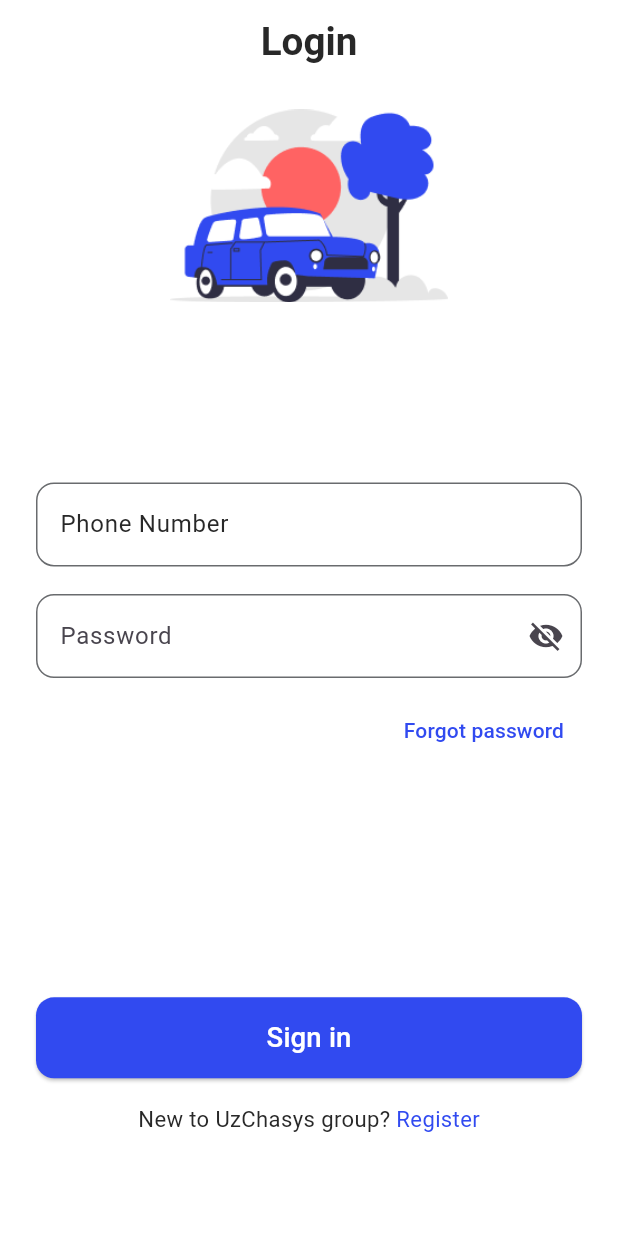
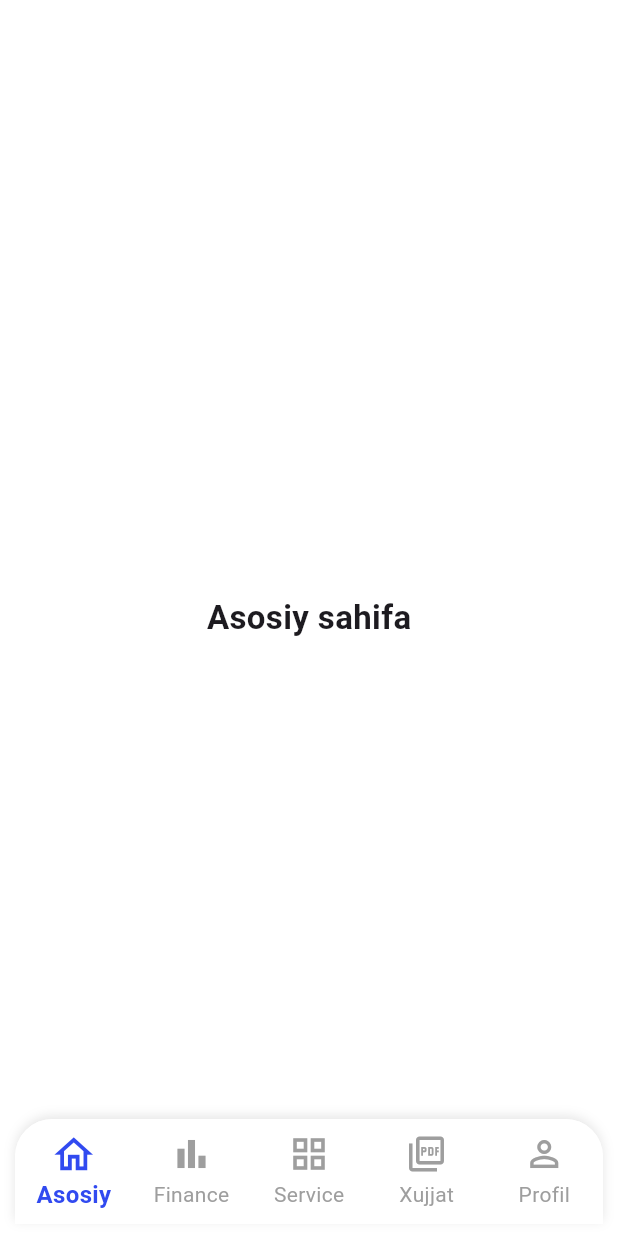
Before and after one commit to hakimkhon/pm-uzchasys-app, a Flutter app: the screen it shows after launch, on a phone screen of 412 x 824 dp. Run offline on Flutter 3.47's test engine with Material 3 defaults, Android fonts, the phone set to English and light mode, and no system bars; our stand-ins replace flutter_screenutil, mask_text_input_formatter.

Commit message:
bottomNavigationBar

```diff
--- a/lib/app/app.dart
+++ b/lib/app/app.dart
@@ -31,7 +31,7 @@ class MyApp extends StatelessWidget {
               ),
               navigatorKey: NavigationService.instance.navigatorKey,
               onGenerateRoute: AppRoutes.generateRoute,
-              initialRoute: AppRoutesNames.login,
+              initialRoute: AppRoutesNames.home,
 
           );
         });
--- a/lib/constants/app_colors.dart
+++ b/lib/constants/app_colors.dart
@@ -1,4 +1,4 @@
-import 'dart:ui';
+import 'package:flutter/material.dart';
 
 sealed class AppColors {
   AppColors._();
@@ -9,6 +9,8 @@ sealed class AppColors {
   static const Color black = Color(0xFF000000);
   static const Color white = Color(0xFFFFFFFF);
   static const Color d9d9d9 = Color(0xFFD9D9D9);
+    static const Color unselectedColor = Colors.grey;
+  static const Color background = Colors.white;
 
 
   static const Color scaffoldBackgroundColor = Color(0xFFFFFFFF);
--- a/lib/core/routes/app_routes.dart
+++ b/lib/core/routes/app_routes.dart
@@ -3,7 +3,7 @@ import 'package:uzchasys_app/features/auth/presentation/pages/confirm_code_scree
 import 'package:uzchasys_app/features/auth/presentation/pages/forgot_pass_screen.dart';
 import 'package:uzchasys_app/features/auth/presentation/pages/login_screen.dart';
 import 'package:uzchasys_app/features/auth/presentation/pages/register_screen.dart';
-import 'package:uzchasys_app/features/home/home_screen.dart';
+import 'package:uzchasys_app/features/home/pages/home_page.dart';
 
 class AppRoutesNames {
   static const String login = '/login';
@@ -29,7 +29,7 @@ class AppRoutes {
           builder: (context) => ConfirmCodeScreen(phoneNumber: settings.arguments as String),
         );
       case AppRoutesNames.home:
-        return MaterialPageRoute(builder: (context) => const HomeScreen());
+        return MaterialPageRoute(builder: (context) => const HomePage());
       case AppRoutesNames.forgot:
         return MaterialPageRoute(builder: (context) => const ForgotPasswordScreen());
       default:
--- /dev/null
+++ b/lib/features/home/pages/home_page.dart
@@ -0,0 +1,103 @@
+import 'package:flutter/material.dart';
+
+import '../../../constants/app_colors.dart';
+import '../widgets/custom_nav_item.dart';
+import 'main_page.dart';
+import 'finance_page.dart';
+import 'service_page.dart';
+import 'document_page.dart';
+import 'profile_page.dart';
+
+class HomePage extends StatefulWidget {
+  const HomePage({super.key});
+
+  @override
+  State<HomePage> createState() => _HomePageState();
+}
+
+class _HomePageState extends State<HomePage> {
+  int _selectedIndex = 0;
+  late final PageController _pageController;
+
+  @override
+  void initState() {
+    super.initState();
+    _pageController = PageController();
+  }
+
+  void _onItemTapped(int index) {
+    setState(() => _selectedIndex = index);
+    _pageController.jumpToPage(index);
+  }
+
+  @override
+  void dispose() {
+    _pageController.dispose();
+    super.dispose();
+  }
+
+  @override
+  Widget build(BuildContext context) {
+    return Scaffold(
+      extendBody: true,
+      body: PageView(
+        controller: _pageController,
+        physics: const NeverScrollableScrollPhysics(),
+        children: const [
+          MainPage(),
+          FinancePage(),
+          ServicePage(),
+          DocumentPage(),
+          ProfilePage(),
+        ],
+      ),
+      bottomNavigationBar: Container(
+        margin: const EdgeInsets.only(left: 10, right: 10, bottom: 8),
+        decoration: BoxDecoration(
+          color: Colors.white, // oq fon
+          borderRadius: const BorderRadius.only(
+            topLeft: Radius.circular(25),
+            topRight: Radius.circular(25),
+          ),
+          boxShadow: [
+            BoxShadow(
+              color: Colors.black.withValues(alpha: 0.1),
+              blurRadius: 6,
+              offset: const Offset(0, -2),
+            ),
+          ],
+        ),
+        child: ClipRRect(
+          borderRadius: const BorderRadius.only(
+            topLeft: Radius.circular(25),
+            topRight: Radius.circular(25),
+          ),
+          child: BottomNavigationBar(
+            type: BottomNavigationBarType.fixed,
+            backgroundColor: Colors.white, // fon oq
+            elevation: 0,
+            currentIndex: _selectedIndex,
+            onTap: _onItemTapped,
+            selectedItemColor: AppColors.primaryColor,
+            unselectedItemColor: AppColors.unselectedColor,
+            selectedLabelStyle: const TextStyle(
+              fontSize: 16,
+              fontWeight: FontWeight.w600,
+            ),
+            unselectedLabelStyle: const TextStyle(
+              fontSize: 14,
+              fontWeight: FontWeight.w400,
+            ),
+            items: [
+              CustomNavItem(icon: Icons.home_outlined, label: 'Asosiy'),
+              CustomNavItem(icon: Icons.bar_chart_outlined, label: 'Finance'),
+              CustomNavItem(icon: Icons.grid_view_outlined, label: 'Service'),
+              CustomNavItem(icon: Icons.picture_as_pdf_outlined, label: 'Xujjat'),
+              CustomNavItem(icon: Icons.person_outline, label: 'Profil'),
+            ],
+          ),
+        ),
+      ),
+    );
+  }
+}
--- /dev/null
+++ b/lib/features/home/pages/main_page.dart
@@ -0,0 +1,21 @@
+import 'package:flutter/material.dart';
+
+import '../../../constants/app_colors.dart';
+
+class MainPage extends StatelessWidget {
+  const MainPage({super.key});
+
+  @override
+  Widget build(BuildContext context) {
+    return Scaffold(
+            backgroundColor: AppColors.background,
+
+      body: Center(
+        child: Text(
+          'Asosiy sahifa',
+          style: TextStyle(fontSize: 22, fontWeight: FontWeight.bold),
+        ),
+      ),
+    );
+  }
+}
--- /dev/null
+++ b/lib/features/home/widgets/custom_nav_item.dart
@@ -0,0 +1,20 @@
+import 'package:flutter/material.dart';
+import '../../../constants/app_colors.dart';
+
+class CustomNavItem extends BottomNavigationBarItem {
+  CustomNavItem({
+    required IconData icon,
+    required String label,
+    Color? activeColor,
+    double iconSize = 28,
+    double fontSize = 14,
+  }) : super(
+          icon: Icon(icon, size: iconSize),
+          activeIcon: Icon(
+            icon,
+            size: iconSize + 3,
+            color: activeColor ?? AppColors.primaryColor,
+          ),
+          label: label,
+        );
+}
```
Also changed, not shown: lib/features/home/home_screen.dart (deleted, +0 -26 lines), lib/features/home/pages/document_page.dart (added, +23 -0 lines), lib/features/home/pages/finance_page.dart (added, +21 -0 lines), lib/features/home/pages/profile_page.dart (added, +21 -0 lines), lib/features/home/pages/service_page.dart (added, +25 -0 lines).
